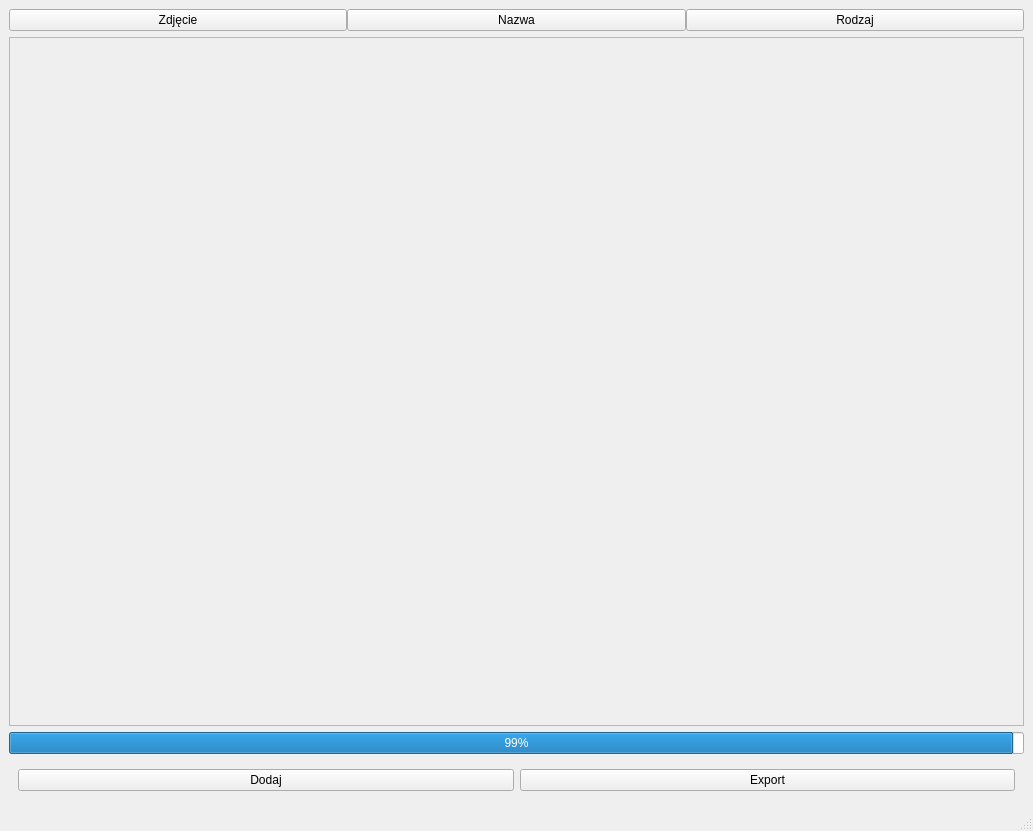
This is gui/ui/gui.ui in MariuszAKS/Projekt_IO as Qt 5 draws it before an edit. The edited form follows.
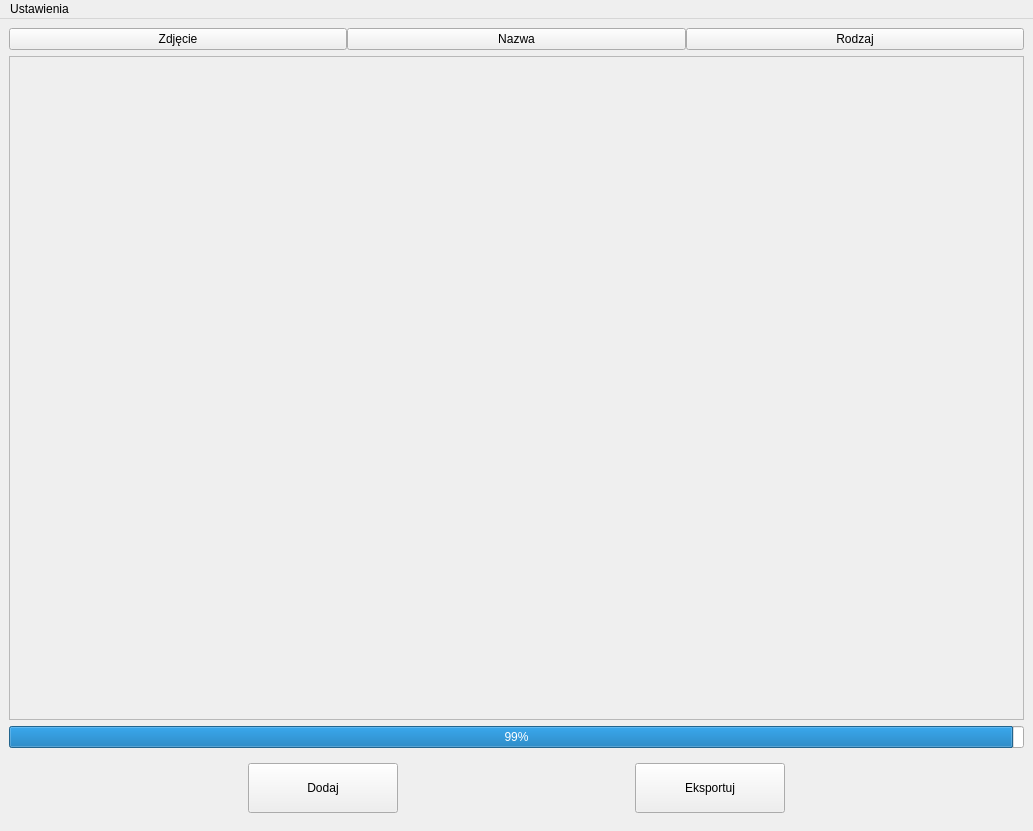
This is the edited form.

Commit message: Zmieniono nazwy paru obiektow na bardziej znaczace, zmieniono ulozenie i rozmiar przyciskow, dodano miejsce na ustawienia

What changed in the file:
```diff
--- a/gui/ui/gui.ui
+++ b/gui/ui/gui.ui
@@ -66,7 +66,7 @@
          <x>0</x>
          <y>0</y>
          <width>1017</width>
-         <height>626</height>
+         <height>637</height>
         </rect>
        </property>
        <property name="layoutDirection">
@@ -76,19 +76,6 @@
         <property name="bottomMargin">
          <number>11</number>
         </property>
-        <item>
-         <spacer name="verticalSpacer">
-          <property name="orientation">
-           <enum>Qt::Vertical</enum>
-          </property>
-          <property name="sizeHint" stdset="0">
-           <size>
-            <width>1</width>
-            <height>1</height>
-           </size>
-          </property>
-         </spacer>
-        </item>
        </layout>
       </widget>
      </widget>
@@ -104,19 +91,85 @@
      <widget class="QWidget" name="widget_2" native="true">
       <layout class="QHBoxLayout" name="horizontalLayout_3">
        <item>
-        <widget class="QPushButton" name="pushButton">
+        <spacer name="spacer1">
+         <property name="orientation">
+          <enum>Qt::Horizontal</enum>
+         </property>
+         <property name="sizeHint" stdset="0">
+          <size>
+           <width>40</width>
+           <height>20</height>
+          </size>
+         </property>
+        </spacer>
+       </item>
+       <item>
+        <widget class="QPushButton" name="przycisk_dodaj">
+         <property name="minimumSize">
+          <size>
+           <width>150</width>
+           <height>50</height>
+          </size>
+         </property>
+         <property name="baseSize">
+          <size>
+           <width>0</width>
+           <height>0</height>
+          </size>
+         </property>
          <property name="text">
           <string>Dodaj</string>
          </property>
+         <property name="autoDefault">
+          <bool>false</bool>
+         </property>
+         <property name="default">
+          <bool>false</bool>
+         </property>
+         <property name="flat">
+          <bool>false</bool>
+         </property>
         </widget>
        </item>
        <item>
-        <widget class="QPushButton" name="pushButton_2">
+        <spacer name="spacer2">
+         <property name="orientation">
+          <enum>Qt::Horizontal</enum>
+         </property>
+         <property name="sizeHint" stdset="0">
+          <size>
+           <width>40</width>
+           <height>20</height>
+          </size>
+         </property>
+        </spacer>
+       </item>
+       <item>
+        <widget class="QPushButton" name="przycisk_eksport">
+         <property name="minimumSize">
+          <size>
+           <width>150</width>
+           <height>50</height>
+          </size>
+         </property>
          <property name="text">
-          <string>Export</string>
+          <string>Eksportuj</string>
          </property>
         </widget>
        </item>
+       <item>
+        <spacer name="spacer3">
+         <property name="orientation">
+          <enum>Qt::Horizontal</enum>
+         </property>
+         <property name="sizeHint" stdset="0">
+          <size>
+           <width>40</width>
+           <height>20</height>
+          </size>
+         </property>
+        </spacer>
+       </item>
       </layout>
      </widget>
     </item>
@@ -131,8 +184,32 @@
      <height>32</height>
     </rect>
    </property>
+   <widget class="QMenu" name="menuUstawienia">
+    <property name="title">
+     <string>Ustawienia</string>
+    </property>
+    <widget class="QMenu" name="menu_motyw">
+     <property name="title">
+      <string>Motyw (w trakcie tworzenia)</string>
+     </property>
+     <addaction name="akcja_systemowy"/>
+     <addaction name="akcja_jasny"/>
+     <addaction name="akcja_ciemny"/>
+     <addaction name="akcja_wysoki_kontrast"/>
+    </widget>
+    <widget class="QMenu" name="menu_jezyk">
+     <property name="title">
+      <string>Język (w trakcie tworzenia)</string>
+     </property>
+     <addaction name="akcja_polski"/>
+     <addaction name="akcja_angielski"/>
+    </widget>
+    <addaction name="menu_motyw"/>
+    <addaction name="akcja_czcionka"/>
+    <addaction name="menu_jezyk"/>
+   </widget>
+   <addaction name="menuUstawienia"/>
   </widget>
-  <widget class="QStatusBar" name="statusbar"/>
   <action name="actionSave">
    <property name="text">
     <string>Save</string>
```
Left out of the diff: 47 changed lines with no effect on the pictures. The commit also changes 3 other files.
